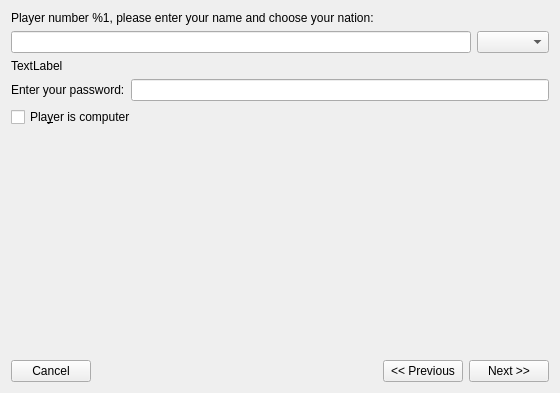
First picture: the form in ksirk/Dialogs/qplayersetupdialog.ui, repository KDE/ksirk, before the edit.
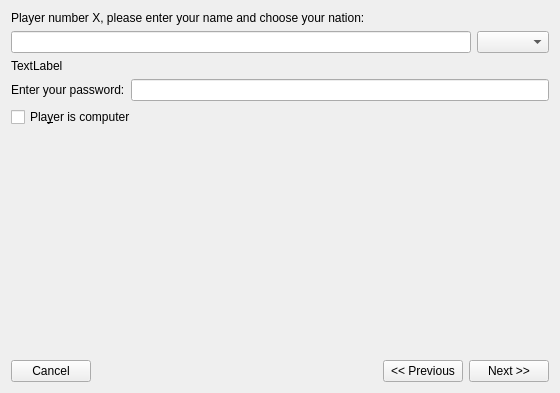
Second picture: the form after the edit.

Commit message:
Avoid runtime warning about missing argument in strings from ui file
The very strings are actually not used, the very text for the labels
instead is set by code at runtime, using context information.

Having some dummy text helps people working visually on UI files though.
While UI files do not support tagging properties as preview-only, with
the "notr" attribute at least the generated code will only set the given
string as-is during setup, not also generate code trying to look-up
a translation, as well as indicate to KDE's localization string extraction
system to skip this string.

The edit to the form file:
```diff
--- a/ksirk/Dialogs/qplayersetupdialog.ui
+++ b/ksirk/Dialogs/qplayersetupdialog.ui
@@ -20,7 +20,7 @@
       <enum>QFrame::NoFrame</enum>
      </property>
      <property name="text">
-      <string>Player number %1, please enter your name and choose your nation:</string>
+      <string notr="true" extracomment="Design placeholder, text set by code">Player number X, please enter your name and choose your nation:</string>
      </property>
      <property name="wordWrap">
       <bool>true</bool>
```
The commit also changes 1 other file.
